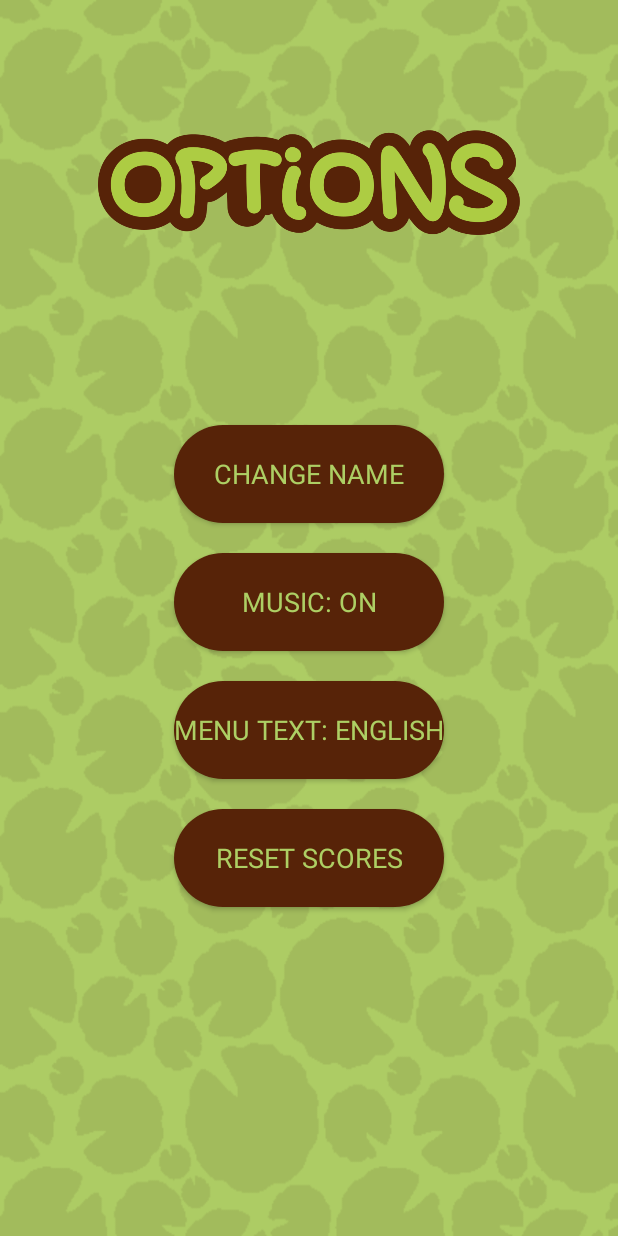
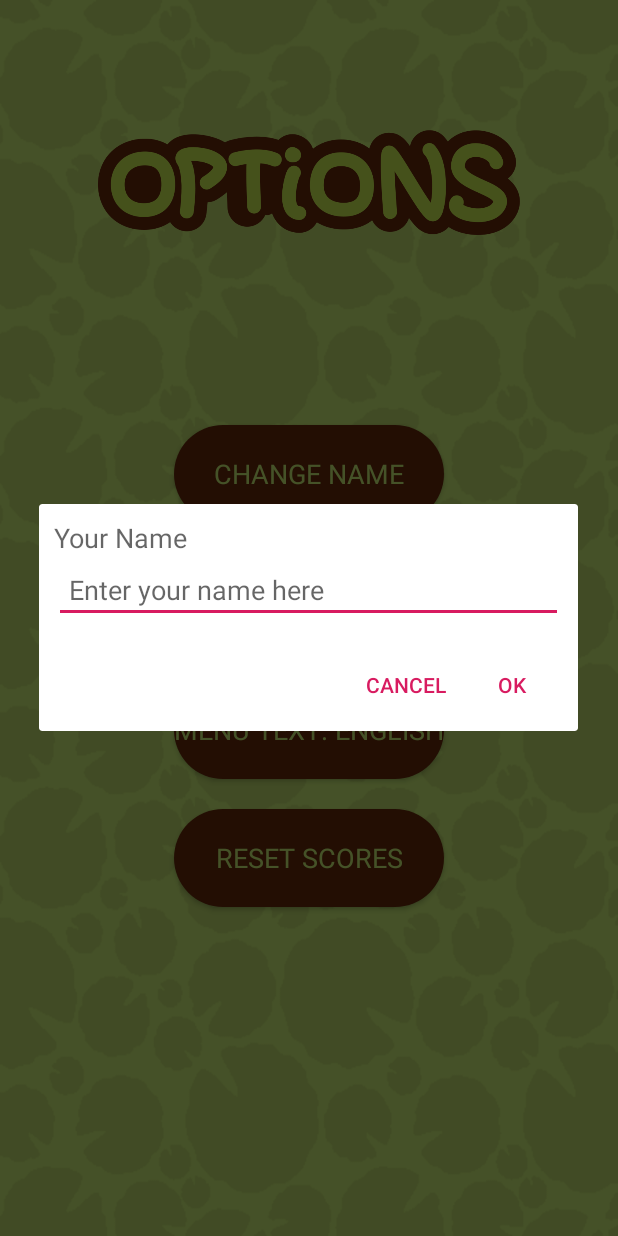
Before and after one commit to ghulammali/Zabaani, an Android app: the OptionsActivity screen opened directly, with no data from a screen before it, after a tap on "CHANGE NAME", on a phone screen of 412 x 824 dp. Run offline under Robolectric (Android 15) with nearby library versions, the phone set to English and light mode, and no system bars; Roboto replaces fonts that are not available here.

Commit message:
functional Change Name commit

```diff
--- a/app/src/main/java/com/example/zabaani/OptionsActivity.java
+++ b/app/src/main/java/com/example/zabaani/OptionsActivity.java
@@ -1,14 +1,19 @@
 package com.example.zabaani;
 
+import androidx.appcompat.app.AlertDialog;
 import androidx.appcompat.app.AppCompatActivity;
 
+import android.content.DialogInterface;
 import android.content.SharedPreferences;
 import android.content.res.Configuration;
 import android.content.res.Resources;
 import android.os.Bundle;
 import android.preference.PreferenceManager;
 import android.util.Log;
+import android.view.LayoutInflater;
 import android.view.View;
+import android.widget.EditText;
+import android.widget.TextView;
 import android.widget.Toast;
 
 import java.util.Locale;
@@ -16,20 +21,59 @@ import java.util.Locale;
 public class OptionsActivity extends AppCompatActivity {
 
     private Locale locale;
-    public int lang;
+    //public int lang;
+    private TextView ChangeNameButton;
 
     @Override
     protected void onCreate(Bundle savedInstanceState) {
         super.onCreate(savedInstanceState);
         setContentView(R.layout.activity_options);
-        this.lang = 0;
+        //this.lang = 0;
 
+        ChangeNameButton = (TextView) findViewById(R.id.ChangeNameButton);
         //SharedPreferences sp = getSharedPreferences(LOCALE_PREF_KEY, MODE_PRIVATE);
         //String localeString = sp.getString(LOCALE_KEY, ENGLISH_LOCALE);
     }
 
     public void onClickChangeNameOption(View view){
-        Toast.makeText(getApplicationContext(), "Feature Coming Soon!", Toast.LENGTH_SHORT).show();
+        LayoutInflater layoutInflater = LayoutInflater.from(OptionsActivity.this);
+        View promptview = layoutInflater.inflate(R.layout.input_dialogue_changename, null);
+
+        AlertDialog.Builder alertDialogueBuilder = new AlertDialog.Builder(OptionsActivity.this);
+        alertDialogueBuilder.setView(promptview);
+
+        final EditText EnterNameInput = (EditText) promptview.findViewById(R.id.EnterNameInput);
+
+        alertDialogueBuilder.setCancelable(false)
+                .setPositiveButton("OK", new DialogInterface.OnClickListener() {
+                    @Override
+                    public void onClick(DialogInterface dialog, int which) {
+
+                        SharedPreferences sp = PreferenceManager.getDefaultSharedPreferences(getApplicationContext());
+                        SharedPreferences.Editor editor = sp.edit();
+                        //String keyvalue = sp.getString("User_name", "Human");
+                        //Log.w("check", keyvalue);
+                        String username = EnterNameInput.getText().toString();
+                        editor.putString("User_name", username);
+                        editor.apply();
+                        Toast.makeText(getApplicationContext(), "Name Changed Successfully", Toast.LENGTH_SHORT).show();
+                        //String keyvalue2 = sp.getString("User_name", "Human");
+                        //Log.w("check", keyvalue2);
+                    }
+                })
+                .setNegativeButton("Cancel", new DialogInterface.OnClickListener() {
+                    @Override
+                    public void onClick(DialogInterface dialog, int which) {
+                        dialog.cancel();
+                        Toast.makeText(getApplicationContext(), "No changes made", Toast.LENGTH_SHORT).show();
+                        //Log.w("check", keyvalue);
+                    }
+                });
+
+        AlertDialog alert = alertDialogueBuilder.create();
+        alert.show();
+
+        //Toast.makeText(getApplicationContext(), "Feature Coming Soon!", Toast.LENGTH_SHORT).show();
     }
 
     public void onClickMusicOption(View view){
@@ -48,9 +92,9 @@ public class OptionsActivity extends AppCompatActivity {
 
         String keyValue = sp.getString(LOCALE_KEY, "en_US");
         Log.w("key Value", keyValue);
-        Log.w("lang", String.valueOf(lang));
+        //Log.w("lang", String.valueOf(lang));
         if (keyValue.equalsIgnoreCase("ur")) {
-            this.lang--;
+            //this.lang--;
             locale = new Locale("en_US");
             //Locale.setDefault(locale);
 
@@ -69,7 +113,7 @@ public class OptionsActivity extends AppCompatActivity {
             Log.w("localPref", "recreated");
             Log.w("localPref", "Changed to English");
         } else if (keyValue.equalsIgnoreCase("en_US")) {
-            this.lang++;
+            //this.lang++;
             locale = new Locale("ur");
             //Locale.setDefault(locale);
 
--- /dev/null
+++ b/app/src/main/res/layout/input_dialogue_changename.xml
@@ -0,0 +1,23 @@
+<?xml version="1.0" encoding="utf-8"?>
+<LinearLayout xmlns:android="http://schemas.android.com/apk/res/android"
+    android:orientation="vertical"
+    android:layout_width="match_parent"
+    android:layout_height="wrap_content"
+    android:padding="10dp">
+
+    <TextView
+        android:layout_width="wrap_content"
+        android:layout_height="wrap_content"
+        android:textAppearance="?android:textAppearanceMedium"
+        android:text="@string/DialogueBoxEnterName"
+        android:id="@+id/EnterNameTextView" />
+
+    <EditText
+        android:layout_width="match_parent"
+        android:layout_height="wrap_content"
+        android:hint="@string/DialogueBoxInputHint"
+        android:padding="10dp"
+        android:id="@+id/EnterNameInput" />
+
+
+</LinearLayout>
--- a/app/src/main/res/values/strings.xml
+++ b/app/src/main/res/values/strings.xml
@@ -2,6 +2,8 @@
     <string name="Locale_key">en_US</string>
     <string name="Urdu_Locale">ur</string>
     <string name="English_Locale">en_US</string>
+
+    <string name="User_name">Human</string>
 
     <string name="app_name">Zabani</string>
     <string name="app_play">Play</string>
@@ -35,4 +37,7 @@
     <string name="McqHelp_03">Tap on what you think is the correct answer.</string>
     <string name="McqHelp_04">For each correct answer, you get a +1 score.</string>
 
+    <string name="DialogueBoxEnterName">Your Name</string>
+    <string name="DialogueBoxInputHint">Enter your name here</string>
+
 </resources>
```
Also changed, not shown: 1 other file.
